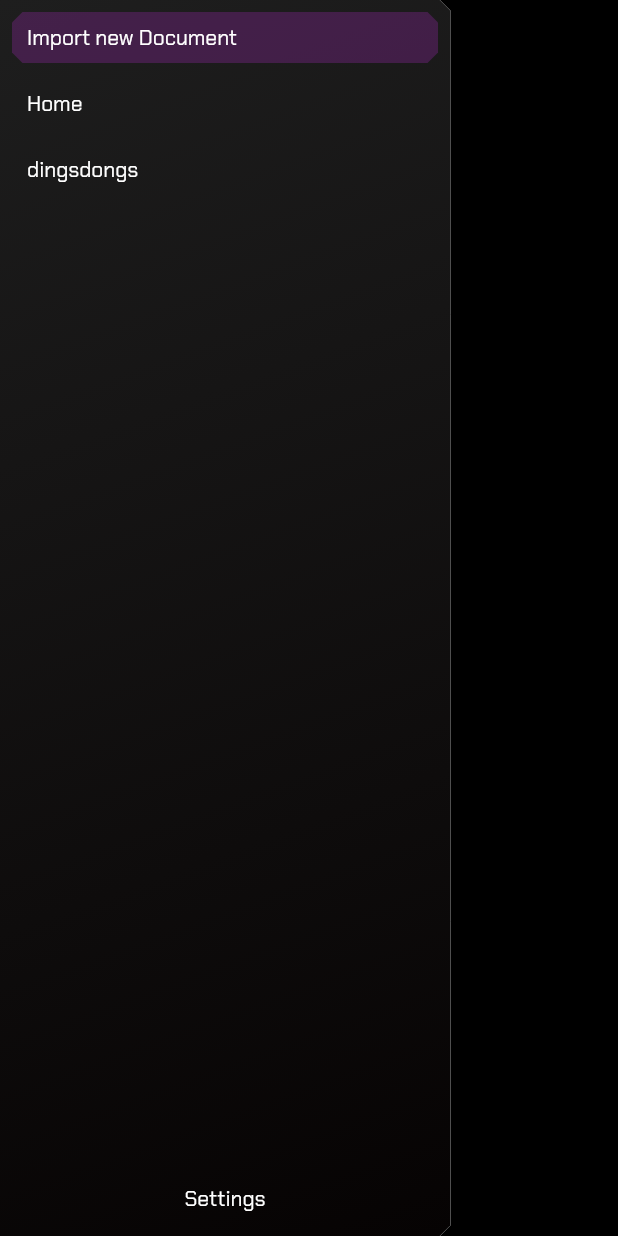
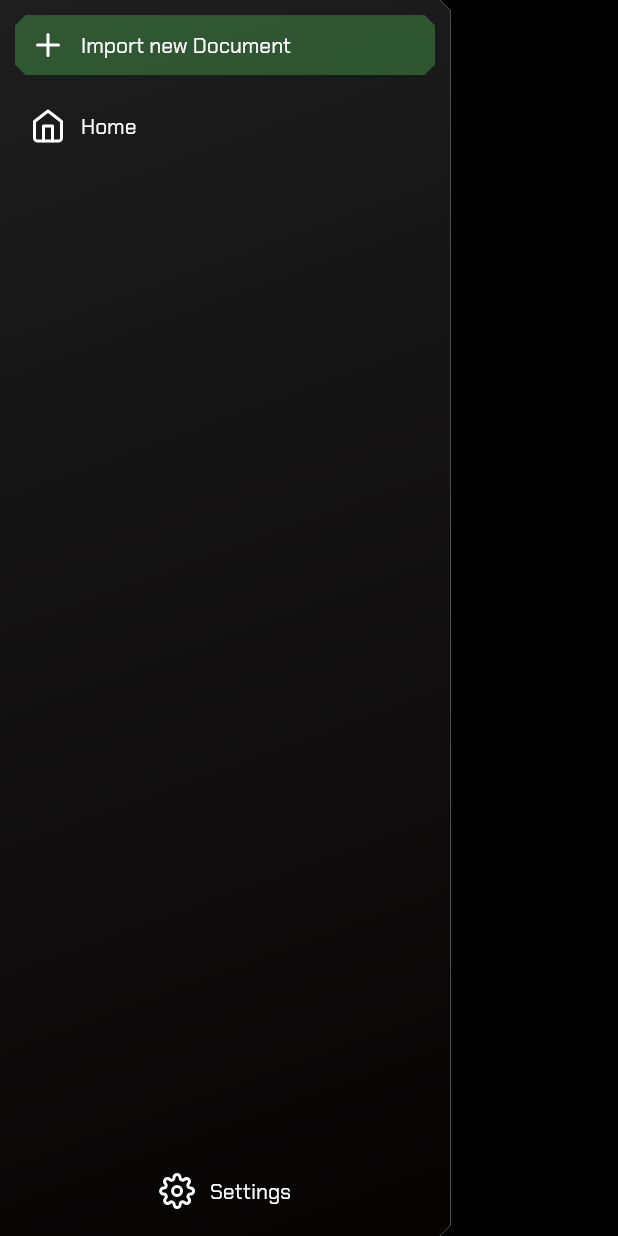
Before and after one commit to manuu10/dokumentos, a Flutter app: the screen it shows after launch, after a tap on "Import new Document", on a phone screen of 412 x 824 dp. Run offline on Flutter 3.47's test engine with Material 2 defaults, Android fonts, the light colour scheme and no system bars; our stand-ins replace flutter_feather_icons, flutter_hooks, go_router, google_fonts.

Commit message:
reorganized some things

```diff
--- a/lib/app/overview.screen.dart
+++ b/lib/app/overview.screen.dart
@@ -5,6 +5,14 @@ class OverviewScreen extends StatelessWidget {
 
   @override
   Widget build(BuildContext context) {
-    return Container();
+    return ListView(
+      children: [
+        Text(
+          "Home",
+          style: Theme.of(context).textTheme.headlineLarge,
+        ),
+        const Divider(thickness: 3),
+      ],
+    );
   }
 }
--- a/lib/core/buttons/angled_corner_button.dart
+++ b/lib/core/buttons/angled_corner_button.dart
@@ -1,35 +1,58 @@
-import 'package:dokumentos/core/angled_widgets/angled_container.dart';
+import 'package:dokumentos/core/widgets/angled_container.dart';
 import 'package:flutter/material.dart';
 import 'package:flutter_hooks/flutter_hooks.dart';
 
 class AngledCornerButton extends HookWidget {
-  const AngledCornerButton({
-    this.onTap,
-    this.borderColor = Colors.transparent,
-    this.borderHoverColor = Colors.red,
+  const AngledCornerButton(
+      {this.onTap,
+      this.borderColor,
+      this.borderHoverColor,
+      this.backgroundColor,
+      this.backgroundHoverColor,
+      this.padding = const EdgeInsets.symmetric(horizontal: 10, vertical: 8),
+      this.icon,
       this.borderWidth = 2,
       this.cornerInset = 7,
       this.connectBottom = false,
       this.connectTop = false,
       required this.child,
       Key? key,
-    this.backgroundColor,
-    this.padding = const EdgeInsets.symmetric(horizontal: 10, vertical: 8),
-  }) : super(key: key);
+      this.disableBackground = false,
+      this.primaryColor})
+      : super(key: key);
+  final Widget child;
+  final Widget? icon;
+
   final VoidCallback? onTap;
-  final Color borderColor;
+
+  final Color? primaryColor;
+  final Color? backgroundColor;
+  final Color? backgroundHoverColor;
+  final Color? borderHoverColor;
+  final Color? borderColor;
+
   final double borderWidth;
-  final Widget child;
   final double cornerInset;
+
   final bool connectTop;
   final bool connectBottom;
-  final Color? backgroundColor;
-  final Color borderHoverColor;
+
   final EdgeInsets padding;
+
+  final bool disableBackground;
 
   @override
   Widget build(BuildContext context) {
     final hovered = useState(false);
+    final mainColor = primaryColor ?? Theme.of(context).primaryColor;
+
+    final newBorderHoverColor = borderHoverColor ?? mainColor;
+    final newBackgroundColor = disableBackground
+        ? null
+        : backgroundColor ?? mainColor.withOpacity(0.4);
+    final newBackgroundHoverColor =
+        backgroundHoverColor ?? mainColor.withOpacity(0.5);
+
     return MouseRegion(
       cursor: SystemMouseCursors.click,
       onEnter: (e) => hovered.value = true,
@@ -37,17 +60,24 @@ class AngledCornerButton extends HookWidget {
       child: GestureDetector(
         onTap: onTap,
         child: AngledContainer(
-          borderColor: hovered.value ? borderHoverColor : borderColor,
+          borderColor: hovered.value ? newBorderHoverColor : borderColor,
           borderWidth: borderWidth,
           borderInset: cornerInset,
-          backgroundColor: backgroundColor,
+          backgroundColor:
+              hovered.value ? newBackgroundHoverColor : newBackgroundColor,
           borderTop: connectTop,
           borderBottom: connectBottom,
           borderLeft: true,
           borderRight: true,
           child: Padding(
             padding: padding,
-            child: child,
+            child: icon == null
+                ? child
+                : Row(
+                    mainAxisSize: MainAxisSize.min,
+                    crossAxisAlignment: CrossAxisAlignment.center,
+                    children: [icon!, const SizedBox(width: 10), child],
+                  ),
           ),
         ),
       ),
--- a/lib/core/router/router.dart
+++ b/lib/core/router/router.dart
@@ -2,6 +2,7 @@ import 'package:dokumentos/app/import_new_document.screen.dart';
 import 'package:dokumentos/app/overview.screen.dart';
 import 'package:dokumentos/app/settings.screen.dart';
 import 'package:dokumentos/home.screen.dart';
+import 'package:flutter/material.dart';
 import 'package:go_router/go_router.dart';
 
 abstract class AppRouter {
@@ -19,18 +20,43 @@ abstract class AppRouter {
         routes: [
           GoRoute(
             path: rMain,
-            builder: (context, state) => const OverviewScreen(),
+            pageBuilder: (context, state) =>
+                buildPageWithDefaultTransition<void>(
+                    context: context,
+                    state: state,
+                    child: const OverviewScreen()),
           ),
           GoRoute(
             path: rImportDoc,
-            builder: (context, state) => const ImportNewDocumentScreen(),
+            pageBuilder: (context, state) =>
+                buildPageWithDefaultTransition<void>(
+                    context: context,
+                    state: state,
+                    child: const ImportNewDocumentScreen()),
           ),
           GoRoute(
             path: rSettings,
-            builder: (context, state) => const SettingsScreen(),
+            pageBuilder: (context, state) =>
+                buildPageWithDefaultTransition<void>(
+                    context: context,
+                    state: state,
+                    child: const SettingsScreen()),
           )
         ],
       )
     ],
   );
+
+  static CustomTransitionPage buildPageWithDefaultTransition<T>({
+    required BuildContext context,
+    required GoRouterState state,
+    required Widget child,
+  }) {
+    return CustomTransitionPage<T>(
+      key: state.pageKey,
+      child: child,
+      transitionsBuilder: (context, animation, secondaryAnimation, child) =>
+          FadeTransition(opacity: animation, child: child),
+    );
+  }
 }
--- a/lib/core/sidemenu/sidemenu.dart
+++ b/lib/core/sidemenu/sidemenu.dart
@@ -1,4 +1,4 @@
-import 'package:dokumentos/core/angled_widgets/angled_container.dart';
+import 'package:dokumentos/core/widgets/angled_container.dart';
 import 'package:flutter/material.dart';
 
 class SideMenu extends StatelessWidget {
--- a/lib/core/angled_widgets/angled_container.dart
+++ b/lib/core/widgets/angled_container.dart
@@ -36,7 +36,9 @@ class AngledContainer extends StatelessWidget {
 
   @override
   Widget build(BuildContext context) {
-    return CustomPaint(
+    return Padding(
+      padding: EdgeInsets.all(borderWidth),
+      child: CustomPaint(
         painter: CustomAngledPainter(
           inset: borderInset,
           borderColor: borderColor,
@@ -63,6 +65,7 @@ class AngledContainer extends StatelessWidget {
               gradient: gradient,
             ),
             child: child,
+          ),
         ),
       ),
     );
--- a/lib/home.screen.dart
+++ b/lib/home.screen.dart
@@ -5,17 +5,12 @@ import 'package:dokumentos/core/router/router.dart';
 import 'package:dokumentos/core/sidemenu/sidemenu.dart';
 
 import 'package:flutter/material.dart';
-import 'package:flutter_hooks/flutter_hooks.dart';
+import 'package:flutter_feather_icons/flutter_feather_icons.dart';
 import 'package:go_router/go_router.dart';
 
 class HomeScreen extends StatelessWidget {
   const HomeScreen({Key? key, this.body}) : super(key: key);
-
   final Widget? body;
-
-  Color? resolveColor(bool active) =>
-      active ? Colors.purple.withOpacity(0.3) : null;
-
   @override
   Widget build(BuildContext context) {
     final router = GoRouter.of(context);
@@ -25,37 +20,29 @@ class HomeScreen extends StatelessWidget {
         children: [
           SideMenu(
             footer: AngledCornerButton(
-              borderHoverColor: Colors.grey,
-              backgroundColor:
-                  resolveColor(router.location == AppRouter.rSettings),
+              primaryColor: Colors.grey,
+              disableBackground: router.location != AppRouter.rSettings,
+              icon: const Icon(FeatherIcons.settings),
               child: const Text("Settings"),
               onTap: () => context.go(AppRouter.rSettings),
             ),
             children: [
               AngledCornerButton(
+                primaryColor: Colors.green,
+                disableBackground: router.location != AppRouter.rImportDoc,
+                icon: const Icon(FeatherIcons.plus),
                 connectTop: true,
-                borderHoverColor: Colors.purple,
-                backgroundColor:
-                    resolveColor(router.location == AppRouter.rImportDoc),
                 onTap: () => context.go(AppRouter.rImportDoc),
                 child: const Text("Import new Document"),
               ),
               const SizedBox(height: 10),
               AngledCornerButton(
-                borderHoverColor: Colors.purple,
-                backgroundColor:
-                    resolveColor(router.location == AppRouter.rMain),
+                primaryColor: Colors.grey,
+                disableBackground: router.location != AppRouter.rMain,
+                icon: const Icon(FeatherIcons.home),
                 child: const Text("Home"),
                 onTap: () => context.go(AppRouter.rMain),
               ),
-              const SizedBox(height: 10),
-              AngledCornerButton(
-                connectBottom: true,
-                borderHoverColor: Colors.purple,
-                backgroundColor: resolveColor(false),
-                child: const Text("dingsdongs"),
-                onTap: () {},
-              )
             ],
           ),
           SizedBox(width: 10),
--- a/lib/main.dart
+++ b/lib/main.dart
@@ -16,6 +16,7 @@ class MyApp extends StatelessWidget {
       routerConfig: AppRouter.router,
       title: 'Dokumentos',
       theme: ThemeData.dark().copyWith(
+        primaryColor: Color.fromARGB(255, 115, 66, 248),
         scaffoldBackgroundColor: Colors.black,
         textTheme: GoogleFonts.chakraPetchTextTheme(ThemeData.dark().textTheme),
       ),
```
Lines whose indentation alone changed are shown as unchanged.
